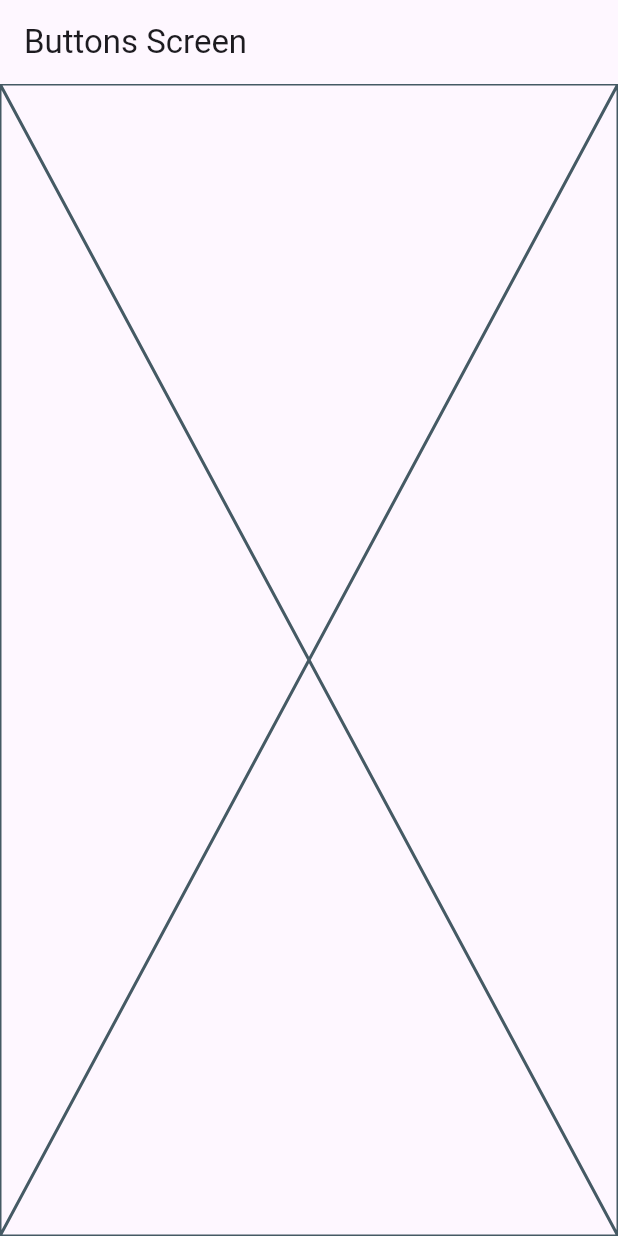
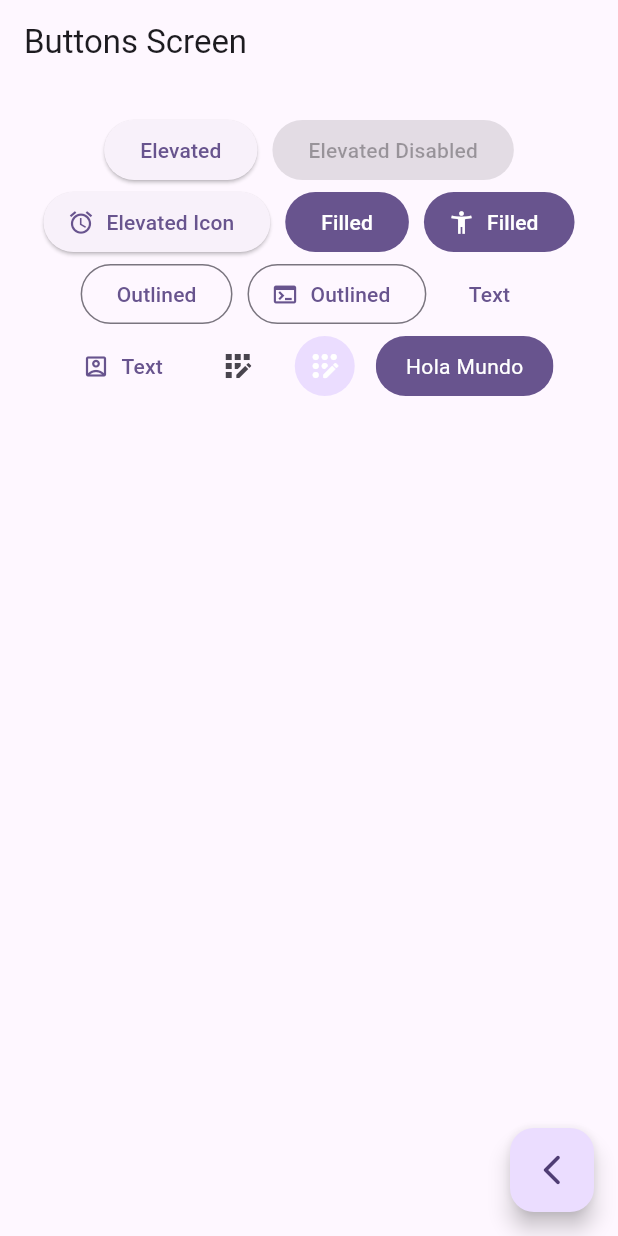
Before and after one commit to masterviur/widgets_app, a Flutter app: the ButtonsScreen screen opened by its route, on a phone screen of 412 x 824 dp. Run offline on Flutter 3.47's test engine with Material 3 defaults, Android fonts, the phone set to English and light mode, and no system bars; our stand-ins replace go_router.

Commit message:
Buttons screen finished

```diff
--- a/lib/presentation/screens/buttons/buttons_screen.dart
+++ b/lib/presentation/screens/buttons/buttons_screen.dart
@@ -1,4 +1,5 @@
 import 'package:flutter/material.dart';
+import 'package:go_router/go_router.dart';
 
 class ButtonsScreen extends StatelessWidget {
   static const String name = 'buttons_screen';
@@ -11,7 +12,99 @@ class ButtonsScreen extends StatelessWidget {
       appBar: AppBar(
         title: const Text('Buttons Screen'),
       ),
-      body: Placeholder(),
+      body: _ButtonsView(),
+      floatingActionButton: FloatingActionButton(
+        child: Icon(Icons.arrow_back_ios_new_rounded),
+        onPressed: () {
+          context.pop();
+        },
+      ),
     );
   }
 }
+
+class _ButtonsView extends StatelessWidget {
+  const _ButtonsView();
+
+  @override
+  Widget build(BuildContext context) {
+    final colors = Theme.of(context).colorScheme;
+
+    return SizedBox(
+      width: double.infinity,
+      child: Padding(
+          padding: EdgeInsets.symmetric(horizontal: 10, vertical: 20),
+          child: Wrap(
+            spacing: 10,
+            crossAxisAlignment: WrapCrossAlignment.center,
+            alignment: WrapAlignment.center,
+            children: [
+              ElevatedButton(onPressed: () {}, child: Text('Elevated')),
+              ElevatedButton(onPressed: null, child: Text('Elevated Disabled')),
+              ElevatedButton.icon(
+                onPressed: () {},
+                label: Text('Elevated Icon'),
+                icon: Icon(Icons.access_alarm),
+              ),
+              FilledButton(onPressed: () {}, child: Text('Filled')),
+              FilledButton.icon(
+                onPressed: () {},
+                label: Text('Filled'),
+                icon: Icon(Icons.accessibility_new),
+              ),
+              OutlinedButton(onPressed: () {}, child: Text('Outlined')),
+              OutlinedButton.icon(
+                onPressed: () {},
+                label: Text('Outlined'),
+                icon: Icon(Icons.terminal),
+              ),
+              TextButton(onPressed: () {}, child: Text('Text')),
+              TextButton.icon(
+                onPressed: () {},
+                label: Text('Text'),
+                icon: Icon(Icons.account_box_outlined),
+              ),
+              IconButton(
+                  onPressed: () {},
+                  icon: Icon(Icons.app_registration_outlined)),
+              IconButton(
+                onPressed: () {},
+                icon: Icon(Icons.app_registration_rounded),
+                style: ButtonStyle(
+                  backgroundColor:
+                      WidgetStatePropertyAll(colors.primaryContainer),
+                  iconColor: WidgetStatePropertyAll(Colors.white),
+                ),
+              ),
+              CustomButton(),
+            ],
+          )),
+    );
+  }
+}
+
+class CustomButton extends StatelessWidget {
+  const CustomButton({super.key});
+
+  @override
+  Widget build(BuildContext context) {
+    final colors = Theme.of(context).colorScheme;
+
+    return ClipRRect(
+      borderRadius: BorderRadius.circular(20),
+      child: Material(
+        color: colors.primary,
+        child: InkWell(
+          onTap: () {},
+          child: Padding(
+            padding: EdgeInsets.symmetric(horizontal: 20, vertical: 10),
+            child: Text(
+              'Hola Mundo',
+              style: TextStyle(color: Colors.white),
+            ),
+          ),
+        ),
+      ),
+    );
+  }
+}
```
